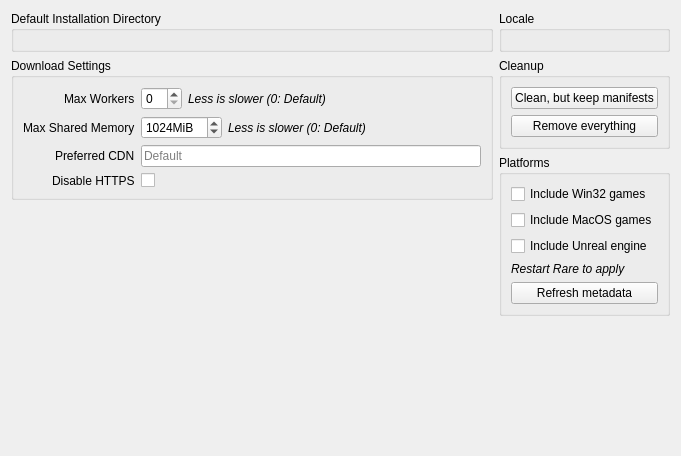
Above: rare/ui/components/tabs/settings/legendary.ui from RareDevs/Rare before the change. Below: the same form after it.
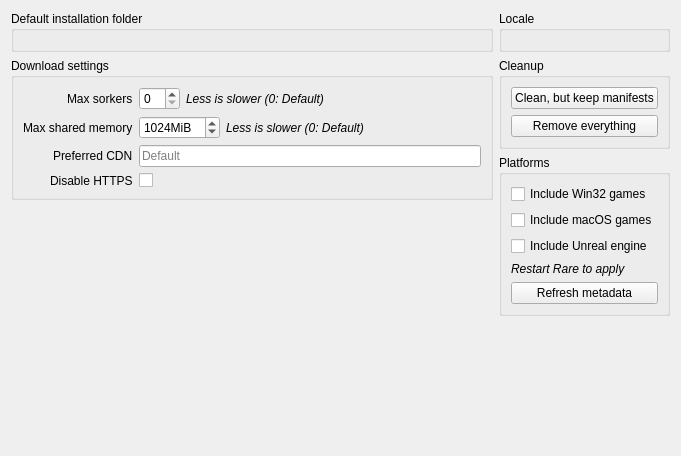
That is the form after the change.

Patch:
```diff
--- a/rare/ui/components/tabs/settings/legendary.ui
+++ b/rare/ui/components/tabs/settings/legendary.ui
@@ -19,7 +19,7 @@
      <item alignment="Qt::AlignTop">
       <widget class="QGroupBox" name="install_dir_group">
        <property name="title">
-        <string>Default Installation Directory</string>
+        <string>Default installation folder</string>
        </property>
        <property name="alignment">
         <set>Qt::AlignLeading|Qt::AlignLeft|Qt::AlignTop</set>
@@ -30,7 +30,7 @@
      <item alignment="Qt::AlignTop">
       <widget class="QGroupBox" name="download_group">
        <property name="title">
-        <string>Download Settings</string>
+        <string>Download settings</string>
        </property>
        <property name="alignment">
         <set>Qt::AlignLeading|Qt::AlignLeft|Qt::AlignTop</set>
@@ -48,7 +48,7 @@
            </sizepolicy>
           </property>
           <property name="text">
-           <string>Max Workers</string>
+           <string>Max sorkers</string>
           </property>
          </widget>
         </item>
@@ -90,7 +90,7 @@
         <item row="1" column="0">
          <widget class="QLabel" name="max_memory_label">
           <property name="text">
-           <string>Max Shared Memory</string>
+           <string>Max shared memory</string>
           </property>
          </widget>
         </item>
@@ -242,7 +242,7 @@
         <item>
          <widget class="QCheckBox" name="fetch_macos_check">
           <property name="text">
-           <string>Include MacOS games</string>
+           <string>Include macOS games</string>
           </property>
          </widget>
         </item>
```
